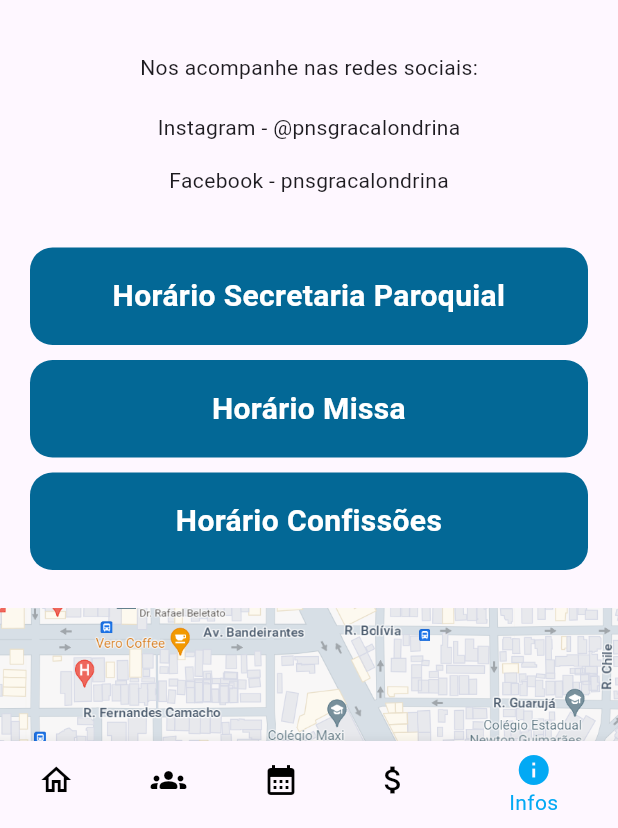
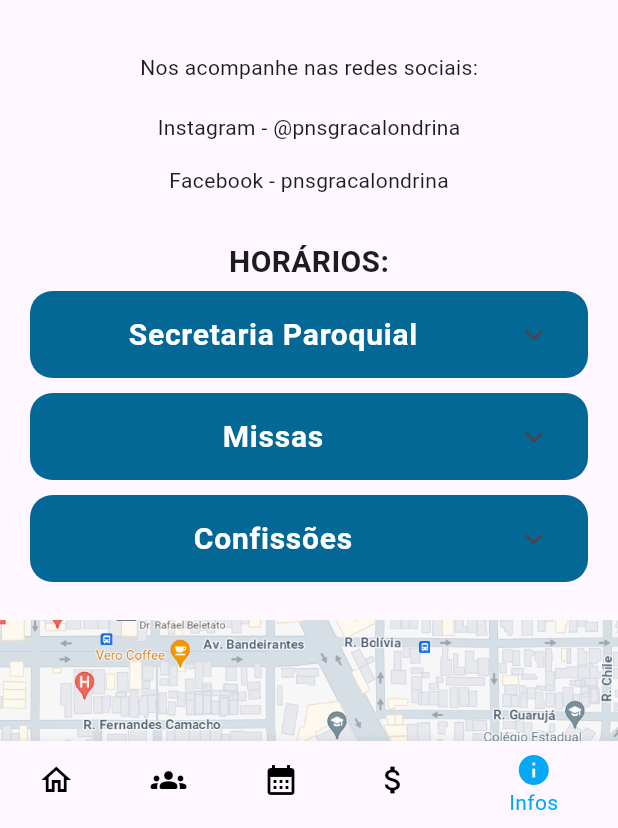
Before and after one commit to RenataPortoGransoti/AppPNSG, a Flutter app: the screen it shows after launch, item 5 of the bottom bar chosen, after a tap on "(43) 3342-1276 - Ligar agora", on a phone screen of 412 x 824 dp, the part 408-1236 px from its top. Run offline on Flutter 3.47's test engine with Material 3 defaults, Android fonts, the phone set to English and light mode, and no system bars; our stand-ins replace shared_preferences, webview_flutter; network calls fail.

Commit message:
Adicionado horários de acordo com o que está cadastrado no painel admin na tela informações. E adicionado redirecionamento para o WhatsApp da´paróquia

```diff
--- a/app_pnsg/lib/Screens/informacoes.dart
+++ b/app_pnsg/lib/Screens/informacoes.dart
@@ -1,13 +1,15 @@
-import 'package:app_pnsg/Screens/pastoraisScreen.dart';
+import 'dart:convert';
+import 'package:http/http.dart' as http;
 import 'package:flutter/material.dart';
 import 'package:url_launcher/url_launcher.dart';
+import 'package:url_launcher/url_launcher_string.dart';
 import '../contatoFormulario.dart';
 import '../email_service.dart';
 import 'contribua.dart';
 import 'eventos.dart';
 import 'inicio.dart';
 import 'navigation_bar.dart';
-
+import 'pastoraisScreen.dart'; // Suponho que você tenha importado corretamente a tela PastoraisScreen
 class Informacoes extends StatefulWidget {
   @override
   State<StatefulWidget> createState() {
@@ -17,6 +19,40 @@ class Informacoes extends StatefulWidget {
 
 class InformacoesState extends State<Informacoes> {
   int currentPageIndex = 4;
+  Map<String, List<dynamic>> horarios = {
+    'secretaria': [],
+    'missa': [],
+    'confissao': [],
+  }; // Mapa para armazenar os horários por tipo
+
+  @override
+  void initState() {
+    super.initState();
+    fetchHorarios(); // Chama a função para buscar os horários ao iniciar a tela
+  }
+
+  // Função para buscar os horários da API Laravel
+  void fetchHorarios() async {
+    try {
+      final response = await http.get(Uri.parse('http://192.168.1.5:8000/horariosapi'));
+
+      if (response.statusCode == 200) {
+        setState(() {
+          var parsedJson = json.decode(response.body) as Map<String, dynamic>;
+          // Iterar sobre as chaves do JSON para preencher horarios corretamente
+          parsedJson.forEach((key, value) {
+            if (key == 'secretaria' || key == 'missa' || key == 'confissao') {
+              horarios[key] = value as List<dynamic>;
+            }
+          });
+        });
+      } else {
+        throw Exception('Falha ao carregar os horários');
+      }
+    } catch (e) {
+      print('Erro ao carregar os horários: $e');
+    }
+  }
 
   // Função para lançar o telefone
   void _launchPhone(String phoneNumber) async {
@@ -29,6 +65,46 @@ class InformacoesState extends State<Informacoes> {
     } else {
       throw 'Não foi possível lançar $phoneNumber';
     }
+  }
+
+
+
+
+
+//abrir instagram
+  void abrirInstagram() async {
+    var messengerUrl = 'https://instagram.com/pnsgracalondrina';
+    if (await canLaunchUrl(Uri.parse(messengerUrl))) {
+      await launchUrl(Uri.parse(messengerUrl));
+    } else {
+      throw 'Could not launch $messengerUrl';
+    }
+  }
+
+// Função para lançar o WhatsApp com o número específico
+  void abrirWhatsapp(
+      String phone,
+      String message,
+      ) async {
+    final url = 'https://wa.me/55$phone?text=$message';
+
+    await launchUrlString(
+      url,
+      mode: LaunchMode.externalApplication,
+    );
+  }
+  // Método para mostrar o diálogo de formulário de contato
+  void _showContactFormDialog(BuildContext context) {
+    showDialog(
+      context: context,
+      builder: (context) => ContactForm(
+        onSubmit: (nomeCompleto, email, celular, mensagem) {
+          // Chama a função para enviar email
+          sendEmail(nomeCompleto, email, celular, mensagem);
+          Navigator.pop(context); // Fecha o diálogo do formulário após envio
+        },
+      ),
+    );
   }
 
   @override
@@ -59,10 +135,11 @@ class InformacoesState extends State<Informacoes> {
                 MaterialPageRoute(builder: (context) => Contribua()),
               );
             } else if (currentPageIndex == 4) {
-              Navigator.push(
-                context,
-                MaterialPageRoute(builder: (context) => Informacoes()),
-              );
+              // Não é necessário redirecionar para a própria página Informacoes
+              // Navigator.push(
+              //   context,
+              //   MaterialPageRoute(builder: (context) => Informacoes()),
+              // );
             }
           });
         },
@@ -97,7 +174,11 @@ class InformacoesState extends State<Informacoes> {
                   ),
                 ),
               ),
-              Container(
+              GestureDetector(
+                onTap: () {
+                  abrirWhatsapp('4333421276', 'Olá!'); // Chama o método para abrir o WhatsApp
+                },
+                child: Container(
                   margin: EdgeInsets.symmetric(vertical: 5),
                   padding: const EdgeInsets.all(18),
                   width: MediaQuery.of(context).size.width - 40,
@@ -110,6 +191,7 @@ class InformacoesState extends State<Informacoes> {
                     textAlign: TextAlign.center,
                     style: TextStyle(
                       fontSize: 16,
+                    ),
                   ),
                 ),
               ),
@@ -137,64 +219,24 @@ class InformacoesState extends State<Informacoes> {
               SizedBox(height: 30),
               Text('Nos acompanhe nas redes sociais:'),
               SizedBox(height: 20),
+              //abrirInstagram();
               Text('Instagram - @pnsgracalondrina'),
               SizedBox(height: 15),
               Text('Facebook - pnsgracalondrina'),
               SizedBox(height: 30),
-              Container(
-                margin: EdgeInsets.symmetric(vertical: 5),
-                padding: const EdgeInsets.all(18),
-                width: MediaQuery.of(context).size.width - 40,
-                decoration: BoxDecoration(
-                  color: Color(0xFF036896),
-                  borderRadius: BorderRadius.circular(15),
-                ),
-                child: Text(
-                  "Horário Secretaria Paroquial",
-                  textAlign: TextAlign.center,
+
+              // Containers de horários expandíveis
+              Text(
+                'HORÁRIOS:',
                 style: TextStyle(
                   fontSize: 20,
                   fontWeight: FontWeight.bold,
-                    color: Colors.white,
                 ),
               ),
-              ),
-              Container(
-                margin: EdgeInsets.symmetric(vertical: 5),
-                padding: const EdgeInsets.all(18),
-                width: MediaQuery.of(context).size.width - 40,
-                decoration: BoxDecoration(
-                  color: Color(0xFF036896),
-                  borderRadius: BorderRadius.circular(15),
-                ),
-                child: Text(
-                  "Horário Missa",
-                  textAlign: TextAlign.center,
-                  style: TextStyle(
-                    fontSize: 20,
-                    fontWeight: FontWeight.bold,
-                    color: Colors.white,
-                  ),
-                ),
-              ),
-              Container(
-                margin: EdgeInsets.symmetric(vertical: 5),
-                padding: const EdgeInsets.all(18),
-                width: MediaQuery.of(context).size.width - 40,
-                decoration: BoxDecoration(
-                  color: Color(0xFF036896),
-                  borderRadius: BorderRadius.circular(15),
-                ),
-                child: Text(
-                  "Horário Confissões",
-                  textAlign: TextAlign.center,
-                  style: TextStyle(
-                    fontSize: 20,
-                    fontWeight: FontWeight.bold,
-                    color: Colors.white,
-                  ),
-                ),
-              ),
+              _buildHorarioTile("Secretaria Paroquial", 'secretaria'), // Tipo 'secretaria'
+              _buildHorarioTile("Missas", 'missa'), // Tipo 'missa'
+              _buildHorarioTile("Confissões", 'confissao'), // Tipo 'confissao'
+
               SizedBox(height: 20),
               Image(image: AssetImage('assets/images/mapa_paroquia.png')),
             ],
@@ -204,17 +246,64 @@ class InformacoesState extends State<Informacoes> {
     );
   }
 
+  // Método para construir um ExpansionTile para os horários
+  Widget _buildHorarioTile(String titulo, String tipo) {
+    var horariosList = horarios[tipo];
 
-
-  void _showContactFormDialog(BuildContext context) {
-    showDialog(
-      context: context,
-      builder: (context) => ContactForm(
-        onSubmit: (nomeCompleto, email, celular, mensagem) {
-          // Chama a função para enviar email
-          sendEmail(nomeCompleto, email, celular, mensagem);
-          Navigator.pop(context); // Fecha o diálogo do formulário após envio
-        },
+    return Container(
+      margin: EdgeInsets.symmetric(vertical: 5),
+      width: MediaQuery.of(context).size.width - 40,
+      decoration: BoxDecoration(
+        color: Color(0xFF036896),
+        borderRadius: BorderRadius.circular(15),
+      ),
+      child: Theme(
+        data: ThemeData(
+          iconTheme: IconThemeData(color: Colors.white),
+        ),
+        child: ExpansionTile(
+          shape: Border(),
+          title: Align(
+            alignment: Alignment.center,
+            child: Text(
+              titulo,
+              style: TextStyle(
+                fontSize: 20,
+                fontWeight: FontWeight.bold,
+                color: Colors.white,
+              ),
+            ),
+          ),
+          iconColor: Colors.white, // Cor do ícone de expandir/recolher
+          children: [
+            if (horariosList != null && horariosList.isNotEmpty)
+              Column(
+                children: horariosList.map<Widget>((horario) {
+                  return Padding(
+                    padding: const EdgeInsets.symmetric(horizontal: 18, vertical: 12),
+                    child: Text(
+                      horario['descricao'],
+                      style: TextStyle(
+                        fontSize: 16,
+                        color: Colors.white,
+                      ),
+                    ),
+                  );
+                }).toList(),
+              ),
+            if (horariosList == null || horariosList.isEmpty)
+              Padding(
+                padding: const EdgeInsets.symmetric(horizontal: 18, vertical: 12),
+                child: Text(
+                  'Não há horário cadastrado',
+                  style: TextStyle(
+                    fontSize: 16,
+                    color: Colors.white,
+                  ),
+                ),
+              ),
+          ],
+        ),
       ),
     );
   }
--- a/app_pnsg/lib/Screens/inicio.dart
+++ b/app_pnsg/lib/Screens/inicio.dart
@@ -178,13 +178,13 @@ class InicioState extends State<Inicio> {
                       ),
                     ],
                   ),
-                  Container(
+/*Container(
                     height: MediaQuery.of(context).size.height - 200,
                     child: WebView(
                       initialUrl: 'https://liturgia.cancaonova.com/pb/',
                       javascriptMode: JavascriptMode.unrestricted,
                     ),
-                  ),
+                  ),*/
                 ],
               ),
             ),
--- a/app_pnsg/pubspec.yaml
+++ b/app_pnsg/pubspec.yaml
@@ -33,7 +33,7 @@ dependencies:
   google_maps_flutter: ^2.6.1
   http: ^1.2.1
   shared_preferences: ^2.2.3
-  webview_flutter: ^2.0.13
+  webview_flutter: ^4.8.0
   # The following adds the Cupertino Icons font to your application.
   # Use with the CupertinoIcons class for iOS style icons.
   cupertino_icons: ^1.0.6
```
Also changed, not shown: app_pnsg/pubspec.lock, 2 other files. Lines whose indentation alone changed are shown as unchanged.
